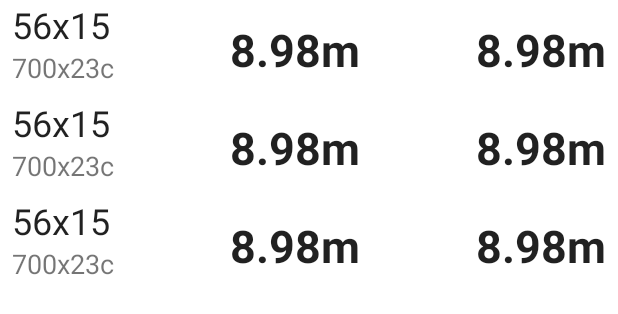
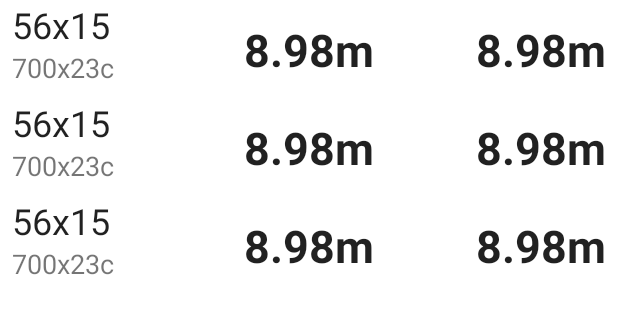
Before and after one commit to dustedrob/Fixie-Calc, an Android app: the layout fragment_gear_list.xml on its own in the app's theme, with its tools: preview values and no code run, on a phone screen of 412 x 824 dp. Shown: the top 314 px of the screen. Run offline under Robolectric (Android 15) with nearby library versions, the phone set to English and light mode, and no system bars.

Commit message:
UI update and library updates for 1.2 release

```diff
--- a/app/build.gradle
+++ b/app/build.gradle
@@ -76,7 +76,7 @@ dependencies {
     implementation 'io.reactivex.rxjava2:rxandroid:2.1.0'
     implementation 'com.github.PhilJay:MPAndroidChart:v3.0.3'
     implementation 'com.github.Innovattic:range-seek-bar:v1.0.4'
-    implementation 'com.google.android.material:material:1.2.0-alpha04'
+    implementation "com.google.android.material:material:$material_version"
     implementation 'androidx.legacy:legacy-support-v4:1.0.0'
     implementation "org.jetbrains.kotlin:kotlin-stdlib-jdk7:$kotlin_version"
     implementation 'androidx.appcompat:appcompat:1.1.0'
--- a/app/src/main/res/layout/fragment_gear.xml
+++ b/app/src/main/res/layout/fragment_gear.xml
@@ -41,8 +41,9 @@
         android:textSize="30sp"
         android:textStyle="bold"
         app:layout_constraintBottom_toBottomOf="parent"
-        app:layout_constraintEnd_toStartOf="@+id/gear_rollout_inches"
-        app:layout_constraintStart_toEndOf="@+id/gear_wheel"
+        app:layout_constraintEnd_toEndOf="parent"
+        app:layout_constraintHorizontal_bias="0.5"
+        app:layout_constraintStart_toStartOf="parent"
         app:layout_constraintTop_toTopOf="parent"
         tools:text="8.98m" />
 
```
Also changed, not shown: app/src/main/java/me/roberto/fixiecalc/ui/FavoritesFragment.kt (+2 -10 lines), app/src/main/java/me/roberto/fixiecalc/ui/PickerFragment.kt (+1 -7 lines), build.gradle (+4 -3 lines), gradle/wrapper/gradle-wrapper.properties, 1 other file.
